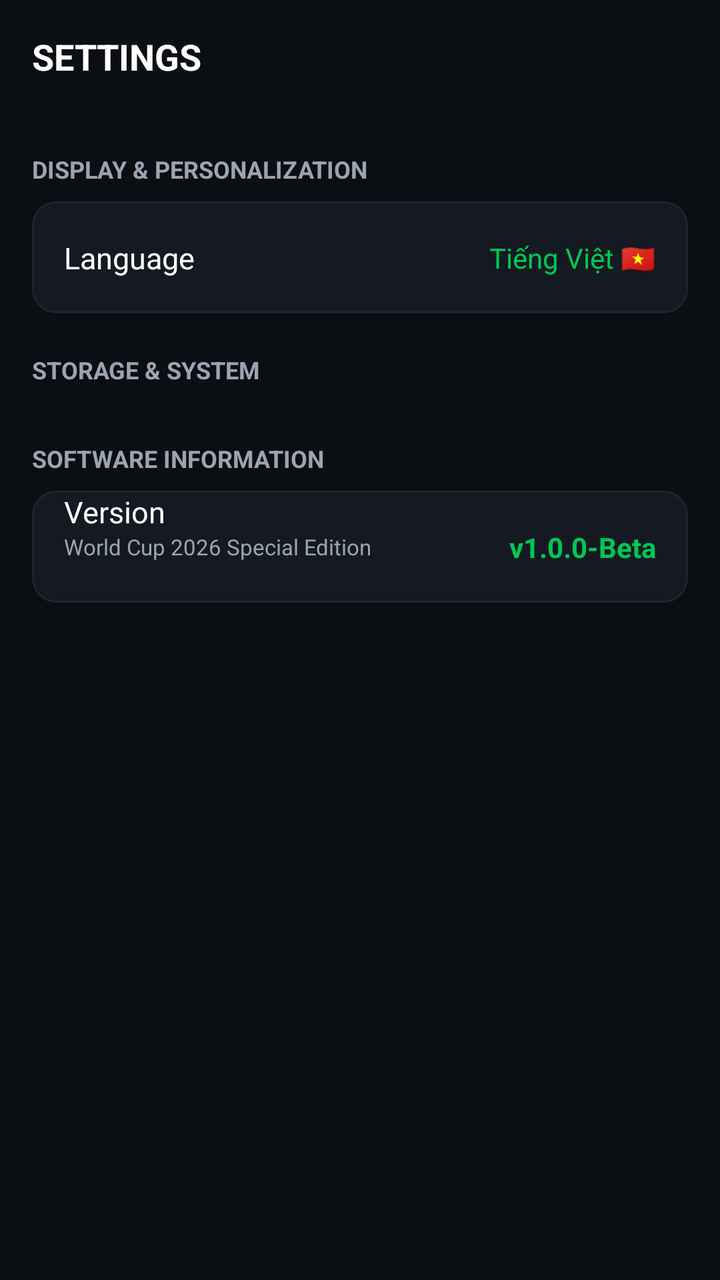
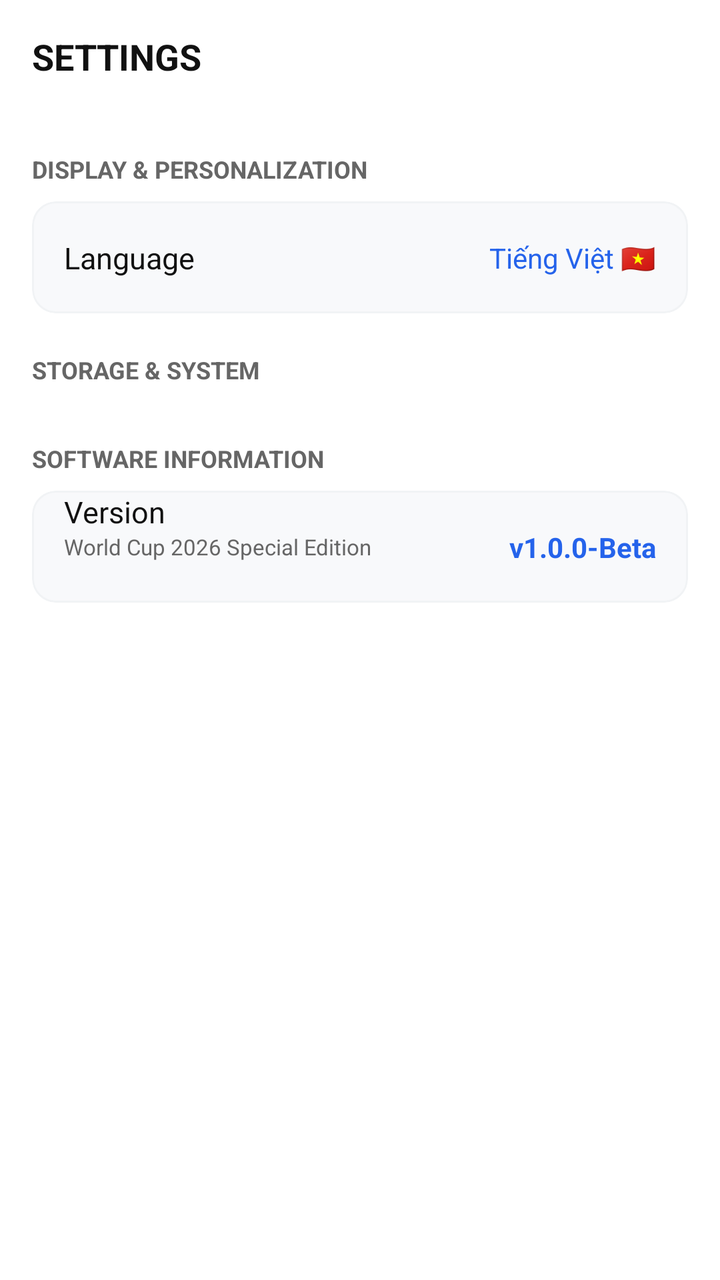

An Android layout rendered at two revisions. The XML below is the earlier revision; the diff shows what the commit changed to produce the second picture.
<!-- AndroidManifest.xml: application theme Theme.MyApplication -->
<!-- res/layout/fragment_profile.xml -->
<?xml version="1.0" encoding="utf-8"?>
<androidx.constraintlayout.widget.ConstraintLayout xmlns:android="http://schemas.android.com/apk/res/android"
    xmlns:app="http://schemas.android.com/apk/res-auto"
    xmlns:tools="http://schemas.android.com/tools"
    android:layout_width="match_parent"
    android:layout_height="match_parent"
    android:background="@color/bg_dark">

    
    <TextView
        android:id="@+id/tvTitle"
        android:layout_width="wrap_content"
        android:layout_height="wrap_content"
        android:layout_marginTop="16dp"
        android:layout_marginStart="16dp"
        android:text="@string/profile_settings"
        android:textColor="@color/text_white"
        android:textSize="18sp"
        android:textStyle="bold"
        app:layout_constraintStart_toStartOf="parent"
        app:layout_constraintTop_toTopOf="parent" />

    <ScrollView
        android:layout_width="match_parent"
        android:layout_height="0dp"
        android:layout_marginTop="16dp"
        app:layout_constraintBottom_toBottomOf="parent"
        app:layout_constraintTop_toBottomOf="@id/tvTitle">

        <LinearLayout
            android:layout_width="match_parent"
            android:layout_height="wrap_content"
            android:orientation="vertical"
            android:paddingHorizontal="16dp"
            android:paddingBottom="24dp">


            
            <TextView
                android:layout_width="wrap_content"
                android:layout_height="wrap_content"
                android:layout_marginTop="20dp"
                android:layout_marginBottom="8dp"
                android:text="@string/profile_display_preferences"
                android:textColor="@color/text_muted"
                android:textSize="12sp"
                android:textStyle="bold" />

            <com.google.android.material.card.MaterialCardView
                android:layout_width="match_parent"
                android:layout_height="wrap_content"
                app:cardBackgroundColor="@color/card_dark"
                app:cardCornerRadius="12dp"
                app:cardElevation="0dp"
                app:strokeColor="@color/divider_dark"
                app:strokeWidth="1dp">

                <LinearLayout
                    android:layout_width="match_parent"
                    android:layout_height="wrap_content"
                    android:orientation="vertical"
                    android:paddingHorizontal="16dp">

                    
                    <androidx.constraintlayout.widget.ConstraintLayout
                        android:id="@+id/rowLanguage"
                        android:layout_width="match_parent"
                        android:layout_height="56dp"
                        android:background="?android:attr/selectableItemBackground"
                        android:clickable="true"
                        android:focusable="true">

                        <TextView
                            android:layout_width="wrap_content"
                            android:layout_height="wrap_content"
                            android:text="@string/language"
                            android:textColor="@color/text_white"
                            android:textSize="15sp"
                            app:layout_constraintBottom_toBottomOf="parent"
                            app:layout_constraintStart_toStartOf="parent"
                            app:layout_constraintTop_toTopOf="parent" />

                        <TextView
                            android:id="@+id/tvLanguageValue"
                            android:layout_width="wrap_content"
                            android:layout_height="wrap_content"
                            android:text="Tiếng Việt 🇻🇳"
                            android:textColor="@color/accent_green"
                            android:textSize="14sp"
                            app:layout_constraintBottom_toBottomOf="parent"
                            app:layout_constraintEnd_toEndOf="parent"
                            app:layout_constraintTop_toTopOf="parent" />

                    </androidx.constraintlayout.widget.ConstraintLayout>

                </LinearLayout>

            </com.google.android.material.card.MaterialCardView>

            
            <TextView
                android:layout_width="wrap_content"
                android:layout_height="wrap_content"
                android:layout_marginTop="20dp"
                android:layout_marginBottom="8dp"
                android:text="@string/profile_system"
                android:textColor="@color/text_muted"
                android:textSize="12sp"
                android:textStyle="bold" />


            
            <TextView
                android:layout_width="wrap_content"
                android:layout_height="wrap_content"
                android:layout_marginTop="20dp"
                android:layout_marginBottom="8dp"
                android:text="@string/profile_about"
                android:textColor="@color/text_muted"
                android:textSize="12sp"
                android:textStyle="bold" />

            <com.google.android.material.card.MaterialCardView
                android:layout_width="match_parent"
                android:layout_height="wrap_content"
                app:cardBackgroundColor="@color/card_dark"
                app:cardCornerRadius="12dp"
                app:cardElevation="0dp"
                app:strokeColor="@color/divider_dark"
                app:strokeWidth="1dp">

                <LinearLayout
                    android:layout_width="match_parent"
                    android:layout_height="wrap_content"
                    android:orientation="vertical"
                    android:paddingHorizontal="16dp">

                    
                    <androidx.constraintlayout.widget.ConstraintLayout
                        android:layout_width="match_parent"
                        android:layout_height="56dp">

                        <TextView
                            android:layout_width="wrap_content"
                            android:layout_height="wrap_content"
                            android:text="@string/profile_version"
                            android:textColor="@color/text_white"
                            android:textSize="15sp"
                            app:layout_constraintBottom_toTopOf="@id/tvBuildInfo"
                            app:layout_constraintStart_toStartOf="parent"
                            app:layout_constraintTop_toTopOf="parent" />

                        <TextView
                            android:id="@+id/tvBuildInfo"
                            android:layout_width="wrap_content"
                            android:layout_height="wrap_content"
                            android:text="World Cup 2026 Special Edition"
                            android:textColor="@color/text_muted"
                            android:textSize="11sp"
                            app:layout_constraintBottom_toBottomOf="parent"
                            app:layout_constraintStart_toStartOf="parent"
                            app:layout_constraintTop_toBottomOf="@id/tvBuildInfo" />

                        <TextView
                            android:layout_width="wrap_content"
                            android:layout_height="wrap_content"
                            android:text="v1.0.0-Beta"
                            android:textColor="@color/accent_green"
                            android:textSize="14sp"
                            android:textStyle="bold"
                            app:layout_constraintBottom_toBottomOf="parent"
                            app:layout_constraintEnd_toEndOf="parent"
                            app:layout_constraintTop_toTopOf="parent" />

                    </androidx.constraintlayout.widget.ConstraintLayout>

                </LinearLayout>

            </com.google.android.material.card.MaterialCardView>

        </LinearLayout>

    </ScrollView>

</androidx.constraintlayout.widget.ConstraintLayout>
<!-- resources referenced by this layout -->
<resources>
  <color name="accent_green">#00C853</color>
  <color name="bg_dark">#0B0E13</color>
  <color name="card_dark">#141922</color>
  <color name="divider_dark">#1E2530</color>
  <color name="text_muted">#9AA4B2</color>
  <color name="text_white">#FFFFFF</color>
  <string name="language">Language</string>
  <string name="profile_about">SOFTWARE INFORMATION</string>
  <string name="profile_display_preferences">DISPLAY &amp; PERSONALIZATION</string>
  <string name="profile_settings">SETTINGS</string>
  <string name="profile_system">STORAGE &amp; SYSTEM</string>
  <string name="profile_version">Version</string>
  <style name="Theme.MyApplication" parent="Theme.MaterialComponents.NoActionBar">
          
          <item name="colorPrimary">@color/accent_green</item>
          <item name="colorPrimaryVariant">@color/bg_dark</item>
          <item name="colorOnPrimary">@color/white</item>
          
          <item name="colorSecondary">@color/accent_green_secondary</item>
          <item name="colorSecondaryVariant">@color/accent_green</item>
          <item name="colorOnSecondary">@color/black</item>
          
          <item name="android:statusBarColor">@color/bg_dark</item>
          <item name="android:windowBackground">@color/bg_dark</item>
          <item name="android:navigationBarColor">@color/bg_dark</item>
          
          <item name="android:textColor">@color/text_white</item>
          <item name="android:textColorSecondary">@color/text_muted</item>
      </style>
  <color name="white">#FFFFFFFF</color>
  <color name="accent_green_secondary">#00E676</color>
  <color name="black">#FF000000</color>
</resources>

<!-- the commit's change to res/layout/fragment_profile.xml (unified diff, before → after) -->
@@ -4,7 +4,7 @@
     xmlns:tools="http://schemas.android.com/tools"
     android:layout_width="match_parent"
     android:layout_height="match_parent"
-    android:background="@color/bg_dark">
+    android:background="@color/bg_light">
 
     
     <TextView
<!-- resource entries referenced after the edit -->
@@ -1,36 +1,49 @@
 <!-- resources referenced by this layout -->
 <resources>
-  <color name="accent_green">#00C853</color>
-  <color name="bg_dark">#0B0E13</color>
-  <color name="card_dark">#141922</color>
-  <color name="divider_dark">#1E2530</color>
-  <color name="text_muted">#9AA4B2</color>
-  <color name="text_white">#FFFFFF</color>
+  <color name="accent_green">@color/primaryBlue</color>
+  <color name="bg_light">@color/background</color>
+  <color name="card_dark">@color/surface</color>
+  <color name="divider_dark">@color/divider</color>
+  <color name="text_muted">@color/textSecondary</color>
+  <color name="text_white">@color/textPrimary</color>
   <string name="language">Language</string>
   <string name="profile_about">SOFTWARE INFORMATION</string>
   <string name="profile_display_preferences">DISPLAY &amp; PERSONALIZATION</string>
   <string name="profile_settings">SETTINGS</string>
   <string name="profile_system">STORAGE &amp; SYSTEM</string>
   <string name="profile_version">Version</string>
-  <style name="Theme.MyApplication" parent="Theme.MaterialComponents.NoActionBar">
+  <style name="Theme.MyApplication" parent="Theme.MaterialComponents.Light.NoActionBar">
           
           <item name="colorPrimary">@color/accent_green</item>
-          <item name="colorPrimaryVariant">@color/bg_dark</item>
+          <item name="colorPrimaryVariant">@color/white</item>
           <item name="colorOnPrimary">@color/white</item>
+          
           
           <item name="colorSecondary">@color/accent_green_secondary</item>
           <item name="colorSecondaryVariant">@color/accent_green</item>
-          <item name="colorOnSecondary">@color/black</item>
+          <item name="colorOnSecondary">@color/white</item>
           
-          <item name="android:statusBarColor">@color/bg_dark</item>
-          <item name="android:windowBackground">@color/bg_dark</item>
-          <item name="android:navigationBarColor">@color/bg_dark</item>
+          
+          <item name="android:statusBarColor">@color/white</item>
+          <item name="android:windowBackground">@color/white</item>
+          <item name="android:navigationBarColor">@color/white</item>
+          
+          
+          <item name="android:windowLightStatusBar">true</item>
+          <item name="android:windowLightNavigationBar" tools:targetApi="o_mr1">true</item>
+          
           
           <item name="android:textColor">@color/text_white</item>
           <item name="android:textColorSecondary">@color/text_muted</item>
       </style>
+  <color name="primaryBlue">#2563EB</color>
+  <color name="background">#FFFFFF</color>
+  <color name="surface">#F8F9FB</color>
+  <color name="divider">#F1F3F5</color>
+  <color name="textSecondary">#666666</color>
+  <color name="textPrimary">#111111</color>
   <color name="white">#FFFFFFFF</color>
-  <color name="accent_green_secondary">#00E676</color>
-  <color name="black">#FF000000</color>
+  <color name="accent_green_secondary">@color/accentBlue</color>
+  <color name="accentBlue">#3B82F6</color>
 </resources>
 
